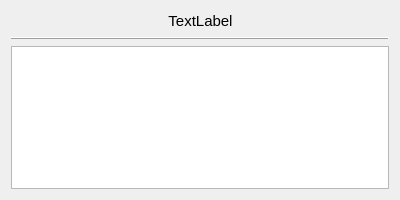
Before: the Qt Designer form UI/widget/RTDDeviceInfo.ui in ZzzzzzS/BitbotCopilot, drawn with Qt 5.
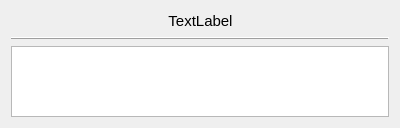
After: the same form once the commit is applied. Custom widgets are drawn as their Qt base class.

```diff
--- a/UI/widget/RTDDeviceInfo.ui
+++ b/UI/widget/RTDDeviceInfo.ui
@@ -7,7 +7,7 @@
     <x>0</x>
     <y>0</y>
     <width>400</width>
-    <height>200</height>
+    <height>128</height>
    </rect>
   </property>
   <property name="windowTitle">
@@ -72,7 +72,14 @@
       </widget>
      </item>
      <item>
-      <widget class="ElaTableView" name="tableView"/>
+      <widget class="ElaTableView" name="tableView">
+       <property name="sizePolicy">
+        <sizepolicy hsizetype="Expanding" vsizetype="Preferred">
+         <horstretch>0</horstretch>
+         <verstretch>0</verstretch>
+        </sizepolicy>
+       </property>
+      </widget>
      </item>
     </layout>
    </item>
```
